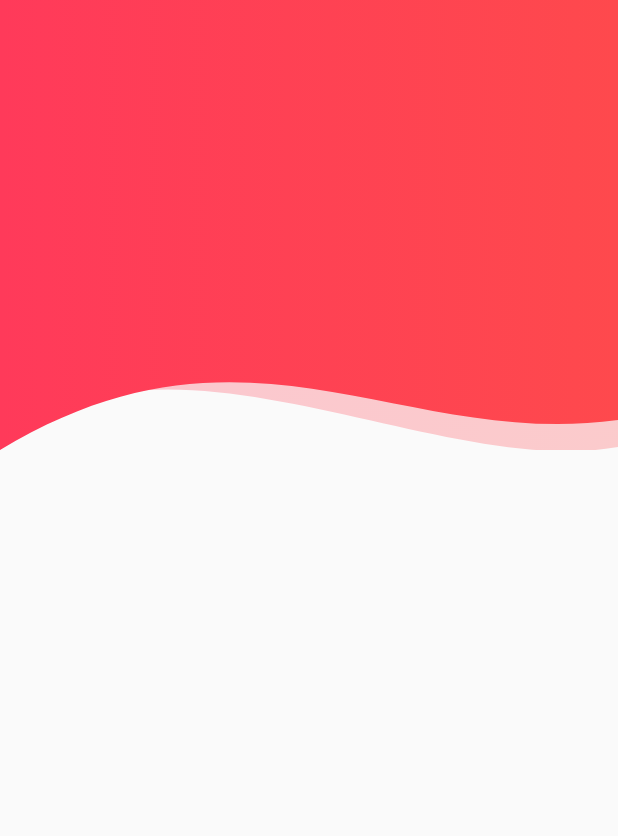
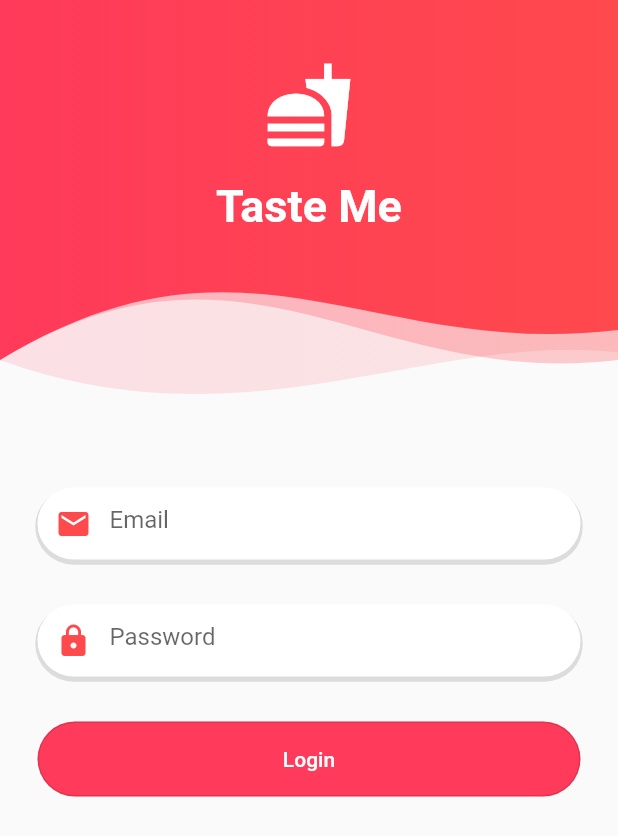
Before and after one commit to 07Maik/basic_login2, a Flutter app: the screen it shows after launch, on a phone screen of 412 x 824 dp. Shown: the top 836 px of the screen. Run offline on Flutter 3.47's test engine with Material 2 defaults, Android fonts, the phone set to English and light mode, and no system bars.

Commit message:
Changes with background completed and inputs and button login

```diff
--- a/lib/screens/login_screen.dart
+++ b/lib/screens/login_screen.dart
@@ -1,4 +1,8 @@
 import 'package:flutter/material.dart';
+
+import '../widgets/custom_clippers_widget.dart';
+import '../widgets/login_button_widget.dart';
+import '../widgets/login_input_widget.dart';
 
 class LoginScreen extends StatelessWidget {
   const LoginScreen({super.key});
@@ -6,118 +10,73 @@ class LoginScreen extends StatelessWidget {
   @override
   Widget build(BuildContext context) {
     return Scaffold(
-      body: Column(
-        children: [
-          banner(),
-        ],
+      body: SafeArea(
+        child: Column(
+          children: [background(), form()],
+        ),
       ),
     );
   }
 
-  Widget banner() {
+  Widget background() {
+    const textStyle = TextStyle(
+        fontSize: 30, fontWeight: FontWeight.w700, color: Colors.white);
+
     return Stack(
       children: [
         ClipPath(
-          clipper: WaveClipper2(),
+          clipper: WaveClipperThin(),
           child: Container(
-            // width: 400,
             height: 300,
-            decoration: BoxDecoration(
-                gradient: LinearGradient(colors: [Color(0x44ff3a5a), Color(0x44fe494d)])),
+            decoration: const BoxDecoration(
+                gradient: LinearGradient(
+                    colors: [Color(0x44ff3a5a), Color(0x44fe494d)])),
           ),
         ),
         ClipPath(
-          clipper: WaveClipper1(),
+          clipper: WaveClipperBroad(),
           child: Container(
-            // width: 400,
             height: 300,
             decoration: const BoxDecoration(
                 gradient: LinearGradient(
+                    colors: [Color(0x22ff3a5a), Color(0x22fe494d)])),
+          ),
+        ),
+        ClipPath(
+          clipper: WaveClipperMain(),
+          child: Container(
+            padding: const EdgeInsets.only(top: 40),
+            height: 300,
+            width: double.infinity,
+            decoration: const BoxDecoration(
+                gradient: LinearGradient(
                     colors: [Color(0xffff3a5a), Color(0xfffe494d)])),
+            child: Column(
+              children: const [
+                Icon(Icons.fastfood, size: 60, color: Colors.white),
+                SizedBox(height: 20),
+                Text('Taste Me', style: textStyle)
+              ],
+            ),
           ),
         ),
       ],
     );
   }
 
-  form() {}
+  Widget form() {
+    return Container(
+      padding: const EdgeInsets.all(25),
+      child: Form(
+          child: Column(
+        children: const [
+          LoginInput(hintText: 'Email', icon: Icons.email),
+          SizedBox(height: 30.0),
+          LoginInput(hintText: 'Password', icon: Icons.lock),
+          SizedBox(height: 30.0),
+          LoginButton()
+        ],
+      )),
+    );
+  }
 }
-
-class WaveClipper1 extends CustomClipper<Path> {
-  @override
-  Path getClip(Size size) {
-    Path path = Path();
-
-    path.lineTo(0, size.height);
-    // path.quadraticBezierTo(size, y1, x2, y2)
-    path.cubicTo(
-      size.width * 0.4,
-      size.height - 100,
-      size.width * 0.65,
-      size.height,
-      size.width,
-      size.height - 20,
-    );
-    path.lineTo(size.width, size.height);
-    path.lineTo(size.width, 0);
-
-    return path;
-  }
-
-  @override
-  bool shouldReclip(covariant CustomClipper<Path> oldClipper) => false;
-}
-
-class WaveClipper2 extends CustomClipper<Path> {
-  @override
-  Path getClip(Size size) {
-    Path path = Path();
-
-    path.lineTo(0, size.height);
-    // path.quadraticBezierTo(size, y1, x2, y2)
-    path.cubicTo(
-      size.width * 0.25,
-      size.height - 100,
-
-      size.width * 0.70,
-      size.height + 20,
-
-      size.width,
-      size.height - 2,
-    );
-    path.lineTo(size.width, size.height);
-    path.lineTo(size.width, 0);
-
-    return path;
-  }
-
-  @override
-  bool shouldReclip(covariant CustomClipper<Path> oldClipper) => false;
-}
-
-class WaveClipper3 extends CustomClipper<Path> {
-  @override
-  Path getClip(Size size) {
-    Path path = Path();
-
-    path.lineTo(0, size.height);
-    // path.quadraticBezierTo(size, y1, x2, y2)
-    path.cubicTo(
-      size.width * 0.25,
-      size.height - 100,
-
-      size.width * 0.70,
-      size.height + 20,
-
-      size.width,
-      size.height - 2,
-    );
-    path.lineTo(size.width, size.height);
-    path.lineTo(size.width, 0);
-
-    return path;
-  }
-
-  @override
-  bool shouldReclip(covariant CustomClipper<Path> oldClipper) => false;
-}
--- /dev/null
+++ b/lib/widgets/custom_clippers_widget.dart
@@ -0,0 +1,80 @@
+import 'package:flutter/material.dart';
+
+class WaveClipperMain extends CustomClipper<Path> {
+  @override
+  Path getClip(Size size) {
+    final double height = size.height - 60;
+
+    final Path path = Path()
+      ..lineTo(0, height)
+      ..cubicTo(
+        // first curve
+        size.width * 0.4,
+        height - 100,
+        //second curve
+        size.width * 0.60,
+        height,
+        //finish stroke
+        size.width,
+        height - 20,
+      )
+      ..lineTo(size.width, 0);
+
+    return path;
+  }
+
+  @override
+  bool shouldReclip(covariant CustomClipper<Path> oldClipper) => false;
+}
+
+class WaveClipperThin extends CustomClipper<Path> {
+  @override
+  Path getClip(Size size) {
+    final double height = size.height - 60;
+
+    final Path path = Path()
+      ..lineTo(0, height)
+      ..cubicTo(
+        // first curve
+        size.width * 0.40,
+        height - 100,
+        //second curve
+        size.width * 0.60,
+        height + 20,
+        //finish stroke
+        size.width,
+        height,
+      )
+      ..lineTo(size.width, 0);
+
+    return path;
+  }
+
+  @override
+  bool shouldReclip(covariant CustomClipper<Path> oldClipper) => false;
+}
+
+class WaveClipperBroad extends CustomClipper<Path> {
+  @override
+  Path getClip(Size size) {
+    final Path path = Path()
+      ..lineTo(0, size.height - 60)
+      ..cubicTo(
+        // first curve
+        size.width * 0.40,
+        size.height,
+        //second curve
+        size.width * 0.70,
+        size.height - 80,
+        //finish stroke
+        size.width,
+        size.height - 65,
+      )
+      ..lineTo(size.width, 0);
+
+    return path;
+  }
+
+  @override
+  bool shouldReclip(covariant CustomClipper<Path> oldClipper) => false;
+}
--- /dev/null
+++ b/lib/widgets/login_button_widget.dart
@@ -0,0 +1,23 @@
+import 'package:flutter/material.dart';
+
+class LoginButton extends StatelessWidget {
+  const LoginButton({
+    Key? key,
+  }) : super(key: key);
+
+  @override
+  Widget build(BuildContext context) {
+    return OutlinedButton(
+        style: OutlinedButton.styleFrom(
+            foregroundColor: Colors.white,
+            backgroundColor: const Color(0xffff3a5a),
+            shape: const StadiumBorder()),
+        onPressed: () {},
+        child: Container(
+          alignment: Alignment.center,
+          width: double.infinity,
+          height: 50,
+          child: const Text('Login'),
+        ));
+  }
+}
--- /dev/null
+++ b/lib/widgets/login_input_widget.dart
@@ -0,0 +1,34 @@
+import 'package:flutter/material.dart';
+
+class LoginInput extends StatelessWidget {
+  final String hintText;
+  final IconData icon;
+  const LoginInput({
+    Key? key,
+    required this.hintText,
+    required this.icon,
+  }) : super(key: key);
+
+  @override
+  Widget build(BuildContext context) {
+    return DecoratedBox(
+        decoration: BoxDecoration(
+            color: Colors.white,
+            borderRadius: BorderRadius.circular(40),
+            boxShadow: const [
+              BoxShadow(
+                  color: Colors.black12,
+                  spreadRadius: 1.5,
+                  offset: Offset(0, 2))
+            ]),
+        child: TextFormField(
+          decoration: InputDecoration(
+              prefixIcon: Icon(
+                icon,
+                color: const Color(0xfffe494d),
+              ),
+              hintText: hintText,
+              border: InputBorder.none),
+        ));
+  }
+}
```
